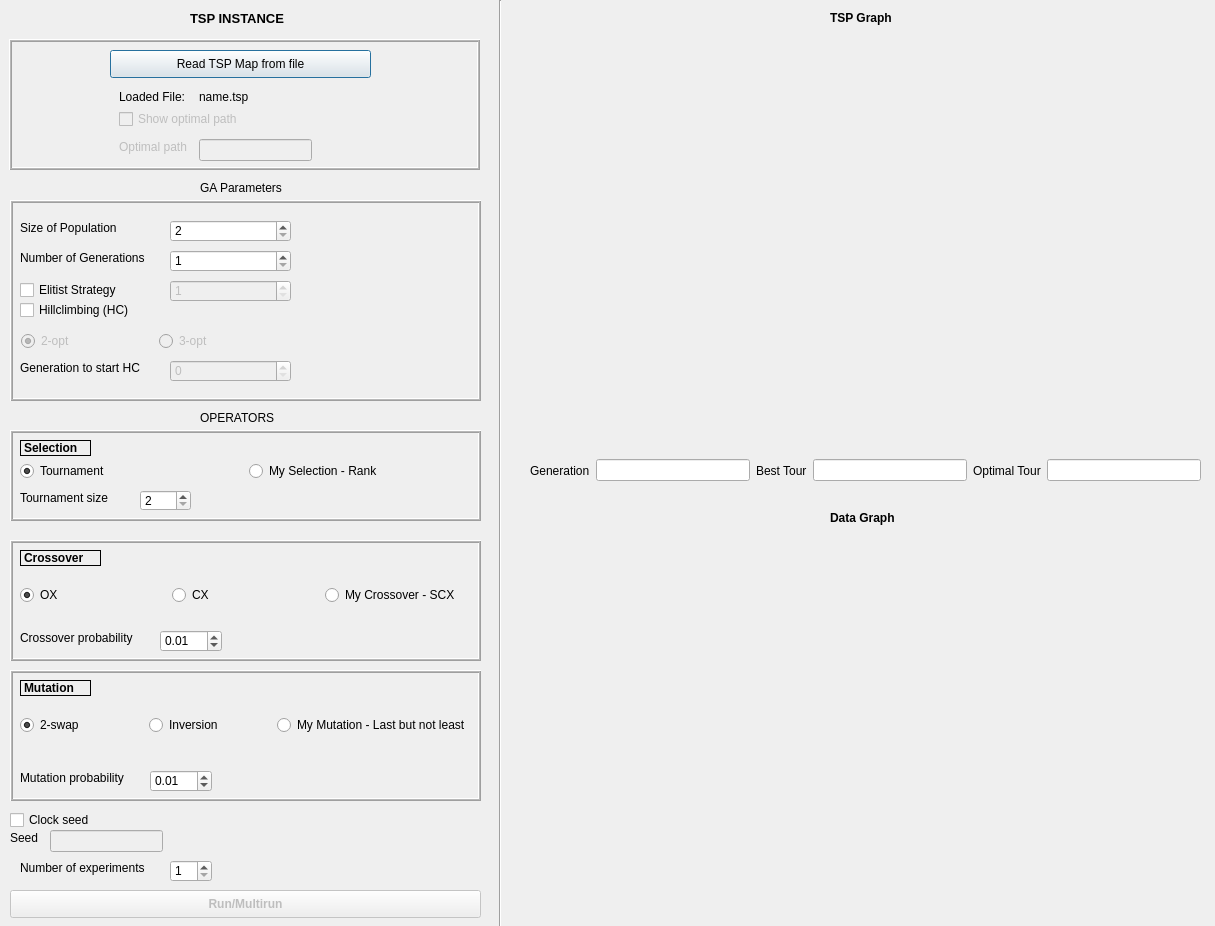
This is tsp.ui in kanaji/TSP_AIN_FKKG as Qt 5 draws it before an edit. The edited form follows.
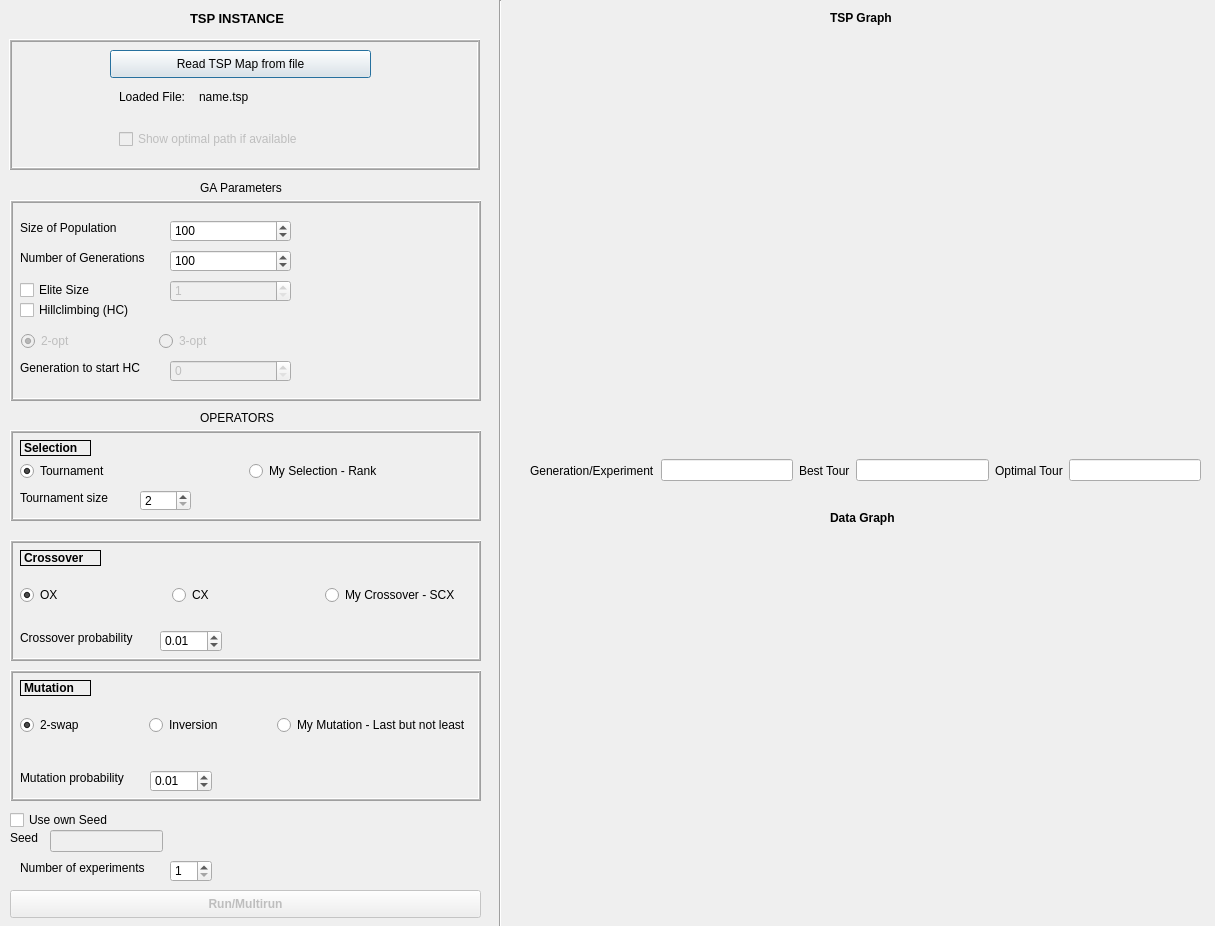
This is the edited form. Custom widgets are drawn as their Qt base class.

Diff of the .ui file:
```diff
--- a/tsp.ui
+++ b/tsp.ui
@@ -162,45 +162,13 @@
     <property name="geometry">
      <rect>
       <x>110</x>
-      <y>70</y>
-      <width>131</width>
+      <y>90</y>
+      <width>291</width>
       <height>20</height>
      </rect>
     </property>
     <property name="text">
-     <string>Show optimal path</string>
-    </property>
-   </widget>
-   <widget class="QLabel" name="label_12">
-    <property name="enabled">
-     <bool>false</bool>
-    </property>
-    <property name="geometry">
-     <rect>
-      <x>110</x>
-      <y>100</y>
-      <width>81</width>
-      <height>16</height>
-     </rect>
-    </property>
-    <property name="text">
-     <string>Optimal path</string>
-    </property>
-   </widget>
-   <widget class="QLineEdit" name="optimal_path_text">
-    <property name="enabled">
-     <bool>false</bool>
-    </property>
-    <property name="geometry">
-     <rect>
-      <x>190</x>
-      <y>100</y>
-      <width>113</width>
-      <height>22</height>
-     </rect>
-    </property>
-    <property name="readOnly">
-     <bool>true</bool>
+     <string>Show optimal path if available</string>
     </property>
    </widget>
   </widget>
@@ -270,6 +238,9 @@
     <property name="maximum">
      <number>200</number>
     </property>
+    <property name="value">
+     <number>100</number>
+    </property>
    </widget>
    <widget class="QLabel" name="label_5">
     <property name="geometry">
@@ -297,10 +268,10 @@
      <number>2</number>
     </property>
     <property name="maximum">
-     <number>200</number>
+     <number>10000</number>
     </property>
     <property name="value">
-     <number>2</number>
+     <number>100</number>
     </property>
    </widget>
    <widget class="QLabel" name="label">
@@ -400,7 +371,7 @@
      </rect>
     </property>
     <property name="text">
-     <string>Elitist Strategy</string>
+     <string>Elite Size</string>
     </property>
    </widget>
    <widget class="QSpinBox" name="elite_spinbox">
@@ -791,12 +762,12 @@
     <rect>
      <x>10</x>
      <y>810</y>
-     <width>91</width>
+     <width>111</width>
      <height>20</height>
     </rect>
    </property>
    <property name="text">
-    <string>Clock seed</string>
+    <string>Use own Seed</string>
    </property>
   </widget>
   <widget class="QLabel" name="label_18">
@@ -870,7 +841,7 @@
     <item>
      <widget class="QLabel" name="label_22">
       <property name="text">
-       <string>Generation</string>
+       <string>Generation/Experiment</string>
       </property>
      </widget>
     </item>
```
